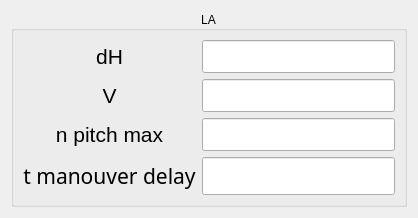
This is mainwindow/lainitialframe.ui in Yegres5/diploma as Qt 5 draws it before an edit. The edited form follows.
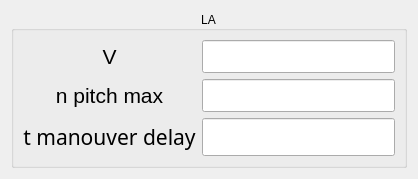
This is the edited form.

```diff
--- a/mainwindow/lainitialframe.ui
+++ b/mainwindow/lainitialframe.ui
@@ -7,7 +7,7 @@
     <x>0</x>
     <y>0</y>
     <width>338</width>
-    <height>186</height>
+    <height>152</height>
    </rect>
   </property>
   <property name="windowTitle">
@@ -44,7 +44,49 @@
       <bool>false</bool>
      </property>
      <layout class="QGridLayout" name="gridLayout">
-      <item row="3" column="0">
+      <item row="2" column="0" colspan="2">
+       <layout class="QHBoxLayout" name="Layout_t_manouver_delay">
+        <item>
+         <widget class="QLabel" name="label_t_manouver_delay">
+          <property name="sizePolicy">
+           <sizepolicy hsizetype="Minimum" vsizetype="Fixed">
+            <horstretch>0</horstretch>
+            <verstretch>0</verstretch>
+           </sizepolicy>
+          </property>
+          <property name="font">
+           <font>
+            <family>.SF NS Text</family>
+            <pointsize>16</pointsize>
+           </font>
+          </property>
+          <property name="text">
+           <string>t manouver delay</string>
+          </property>
+          <property name="alignment">
+           <set>Qt::AlignCenter</set>
+          </property>
+         </widget>
+        </item>
+        <item>
+         <widget class="QLineEdit" name="LineEdit_t_manouver_delay">
+          <property name="sizePolicy">
+           <sizepolicy hsizetype="Fixed" vsizetype="Fixed">
+            <horstretch>0</horstretch>
+            <verstretch>0</verstretch>
+           </sizepolicy>
+          </property>
+          <property name="font">
+           <font>
+            <family>.SF NS Text</family>
+            <pointsize>16</pointsize>
+           </font>
+          </property>
+         </widget>
+        </item>
+       </layout>
+      </item>
+      <item row="1" column="0" colspan="2">
        <layout class="QHBoxLayout" name="Layout_n_pitch_max">
         <item>
          <widget class="QLabel" name="label_n_pitch_max">
@@ -84,7 +126,7 @@
         </item>
        </layout>
       </item>
-      <item row="1" column="0">
+      <item row="0" column="0" colspan="2">
        <layout class="QHBoxLayout" name="Layout_V">
         <item>
          <widget class="QLabel" name="label_V">
@@ -124,88 +166,6 @@
         </item>
        </layout>
       </item>
-      <item row="0" column="0">
-       <layout class="QHBoxLayout" name="Layout_dH">
-        <item>
-         <widget class="QLabel" name="label_dH">
-          <property name="sizePolicy">
-           <sizepolicy hsizetype="Minimum" vsizetype="Fixed">
-            <horstretch>0</horstretch>
-            <verstretch>0</verstretch>
-           </sizepolicy>
-          </property>
-          <property name="font">
-           <font>
-            <pointsize>16</pointsize>
-           </font>
-          </property>
-          <property name="text">
-           <string>dH</string>
-          </property>
-          <property name="alignment">
-           <set>Qt::AlignCenter</set>
-          </property>
-         </widget>
-        </item>
-        <item>
-         <widget class="QLineEdit" name="LineEdit_dH">
-          <property name="sizePolicy">
-           <sizepolicy hsizetype="Fixed" vsizetype="Fixed">
-            <horstretch>0</horstretch>
-            <verstretch>0</verstretch>
-           </sizepolicy>
-          </property>
-          <property name="font">
-           <font>
-            <pointsize>16</pointsize>
-           </font>
-          </property>
-         </widget>
-        </item>
-       </layout>
-      </item>
-      <item row="4" column="0">
-       <layout class="QHBoxLayout" name="Layout_t_manouver_delay">
-        <item>
-         <widget class="QLabel" name="label_t_manouver_delay">
-          <property name="sizePolicy">
-           <sizepolicy hsizetype="Minimum" vsizetype="Fixed">
-            <horstretch>0</horstretch>
-            <verstretch>0</verstretch>
-           </sizepolicy>
-          </property>
-          <property name="font">
-           <font>
-            <family>.SF NS Text</family>
-            <pointsize>16</pointsize>
-           </font>
-          </property>
-          <property name="text">
-           <string>t manouver delay</string>
-          </property>
-          <property name="alignment">
-           <set>Qt::AlignCenter</set>
-          </property>
-         </widget>
-        </item>
-        <item>
-         <widget class="QLineEdit" name="LineEdit_t_manouver_delay">
-          <property name="sizePolicy">
-           <sizepolicy hsizetype="Fixed" vsizetype="Fixed">
-            <horstretch>0</horstretch>
-            <verstretch>0</verstretch>
-           </sizepolicy>
-          </property>
-          <property name="font">
-           <font>
-            <family>.SF NS Text</family>
-            <pointsize>16</pointsize>
-           </font>
-          </property>
-         </widget>
-        </item>
-       </layout>
-      </item>
      </layout>
     </widget>
    </item>
```
Left out of the diff: 1 changed line with no effect on the pictures.
